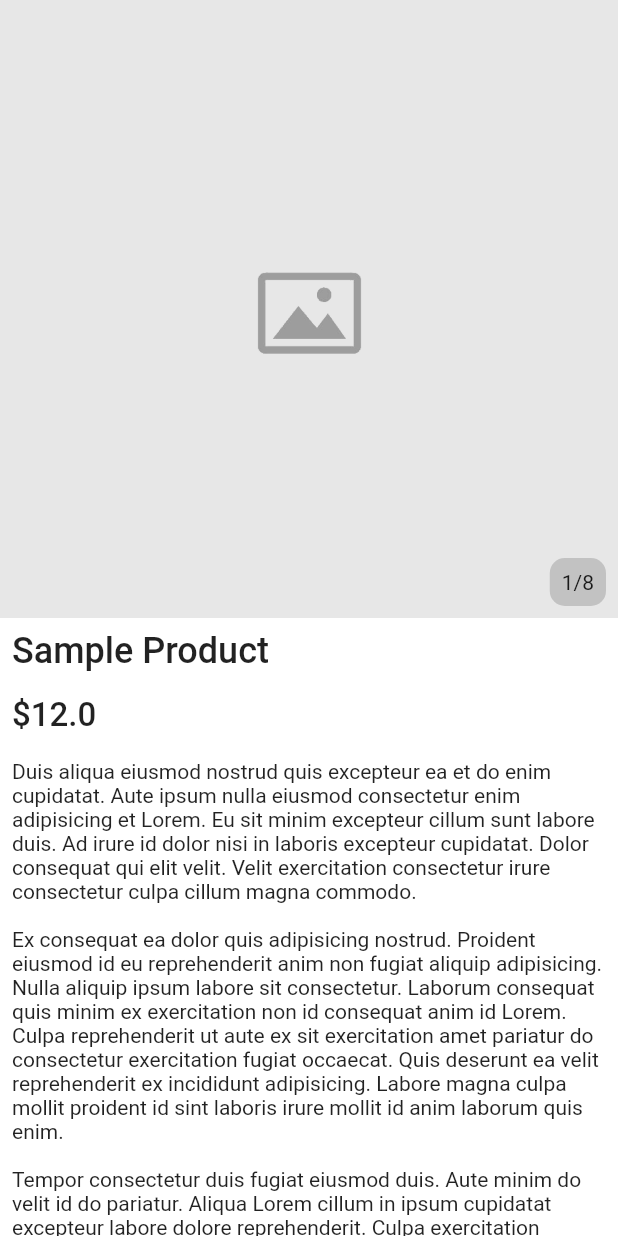
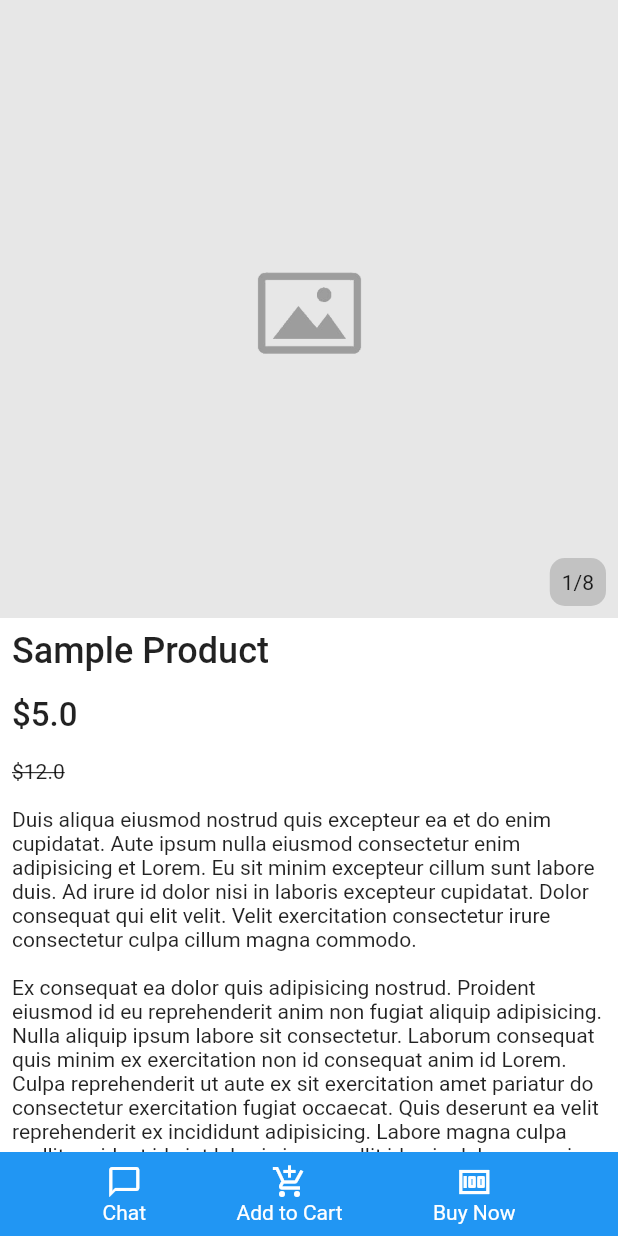
Before and after one commit to anoochit/uikits, a Flutter app: the StoreScreen04 screen opened directly, on a phone screen of 412 x 824 dp. Run offline on Flutter 3.47's test engine with Material 2 defaults, Android fonts, the phone set to English and light mode, and no system bars; drawn by our look-alikes of carousel_slider; our stand-ins replace font_awesome_flutter, percent_indicator, responsive_builder, timeago, timelines; missing offline and left inert: ms_undraw.

Commit message:
update shop04

```diff
--- a/lib/pages/12_store/storescreen04.dart
+++ b/lib/pages/12_store/storescreen04.dart
@@ -1,3 +1,5 @@
+import 'dart:developer';
+
 import 'package:carousel_slider/carousel_slider.dart';
 import 'package:flutter/material.dart';
 import 'package:flutter/services.dart';
@@ -31,7 +33,10 @@ class _StoreScreen04State extends State<StoreScreen04> {
         // ),
         body: SafeArea(
           child: LayoutBuilder(
-            builder: (context, constraints) => SingleChildScrollView(
+            builder: (context, constraints) => Stack(
+              children: [
+                Container(
+                  child: SingleChildScrollView(
                     child: Column(
                       crossAxisAlignment: CrossAxisAlignment.start,
                       children: [
@@ -76,8 +81,15 @@ class _StoreScreen04State extends State<StoreScreen04> {
                         Container(
                           padding: EdgeInsets.all(8),
                           child: Text(
+                            '\$${productItem.salePrice}',
+                            style: TextStyle(fontSize: 22, fontWeight: FontWeight.w500),
+                          ),
+                        ),
+                        Container(
+                          padding: EdgeInsets.all(8),
+                          child: Text(
                             '\$${productItem.price}',
-                      style: TextStyle(fontSize: 22, fontWeight: FontWeight.w500),
+                            style: TextStyle(decoration: TextDecoration.lineThrough),
                           ),
                         ),
                         Container(
@@ -86,8 +98,85 @@ class _StoreScreen04State extends State<StoreScreen04> {
                             '${productItem.description}',
                           ),
                         ),
+                        SizedBox(height: 80)
                       ],
                     ),
+                  ),
+                ),
+                Positioned(
+                  bottom: 0,
+                  child: Container(
+                      width: constraints.maxWidth,
+                      padding: EdgeInsets.all(8.0),
+                      color: Colors.blue,
+                      child: Row(
+                        crossAxisAlignment: CrossAxisAlignment.center,
+                        mainAxisAlignment: MainAxisAlignment.spaceEvenly,
+                        children: [
+                          InkWell(
+                            child: Column(
+                              children: [
+                                Icon(
+                                  Icons.chat_bubble_outline,
+                                  color: Colors.white,
+                                ),
+                                Text(
+                                  "Chat",
+                                  style: TextStyle(
+                                    color: Colors.white,
+                                  ),
+                                )
+                              ],
+                            ),
+                            onTap: () {
+                              // add chat function here
+                              log('chat');
+                            },
+                          ),
+                          InkWell(
+                            child: Column(
+                              children: [
+                                Icon(
+                                  Icons.add_shopping_cart,
+                                  color: Colors.white,
+                                ),
+                                Text(
+                                  "Add to Cart",
+                                  style: TextStyle(
+                                    color: Colors.white,
+                                  ),
+                                )
+                              ],
+                            ),
+                            onTap: () {
+                              // add to cart function here
+                              log('add to cart');
+                            },
+                          ),
+                          InkWell(
+                            child: Column(
+                              children: [
+                                Icon(
+                                  Icons.money,
+                                  color: Colors.white,
+                                ),
+                                Text(
+                                  "Buy Now",
+                                  style: TextStyle(
+                                    color: Colors.white,
+                                  ),
+                                )
+                              ],
+                            ),
+                            onTap: () {
+                              // add buy now function here
+                              log('buy now');
+                            },
+                          )
+                        ],
+                      )),
+                )
+              ],
             ),
           ),
         ),
@@ -102,16 +191,18 @@ class Product {
   final int id;
   final String name;
   final double price;
+  final double salePrice;
   final String description;
   final List<String> productImage;
 
-  Product(this.id, this.name, this.price, this.description, this.productImage);
+  Product(this.id, this.name, this.price, this.salePrice, this.description, this.productImage);
 }
 
 final productItem = Product(
     1,
     "Sample Product",
     12.0,
+    5.0,
     "Duis aliqua eiusmod nostrud quis excepteur ea et do enim cupidatat. Aute ipsum nulla eiusmod consectetur enim adipisicing et Lorem. Eu sit minim excepteur cillum sunt labore duis. Ad irure id dolor nisi in laboris excepteur cupidatat. Dolor consequat qui elit velit. Velit exercitation consectetur irure consectetur culpa cillum magna commodo.\n\nEx consequat ea dolor quis adipisicing nostrud. Proident eiusmod id eu reprehenderit anim non fugiat aliquip adipisicing. Nulla aliquip ipsum labore sit consectetur. Laborum consequat quis minim ex exercitation non id consequat anim id Lorem. Culpa reprehenderit ut aute ex sit exercitation amet pariatur do consectetur exercitation fugiat occaecat. Quis deserunt ea velit reprehenderit ex incididunt adipisicing. Labore magna culpa mollit proident id sint laboris irure mollit id anim laborum quis enim.\n\nTempor consectetur duis fugiat eiusmod duis. Aute minim do velit id do pariatur. Aliqua Lorem cillum in ipsum cupidatat excepteur labore dolore reprehenderit. Culpa exercitation veniam qui magna ipsum aute ex irure ipsum non eiusmod ipsum. Adipisicing qui quis deserunt commodo aliquip.\n\nDuis aliqua eiusmod nostrud quis excepteur ea et do enim cupidatat. Aute ipsum nulla eiusmod consectetur enim adipisicing et Lorem. Eu sit minim excepteur cillum sunt labore duis. Ad irure id dolor nisi in laboris excepteur cupidatat. Dolor consequat qui elit velit. Velit exercitation consectetur irure consectetur culpa cillum magna commodo.",
     [
       "assets/images/placeholder.png",
```
Also changed, not shown: 1 other file. Lines whose indentation alone changed are shown as unchanged.
